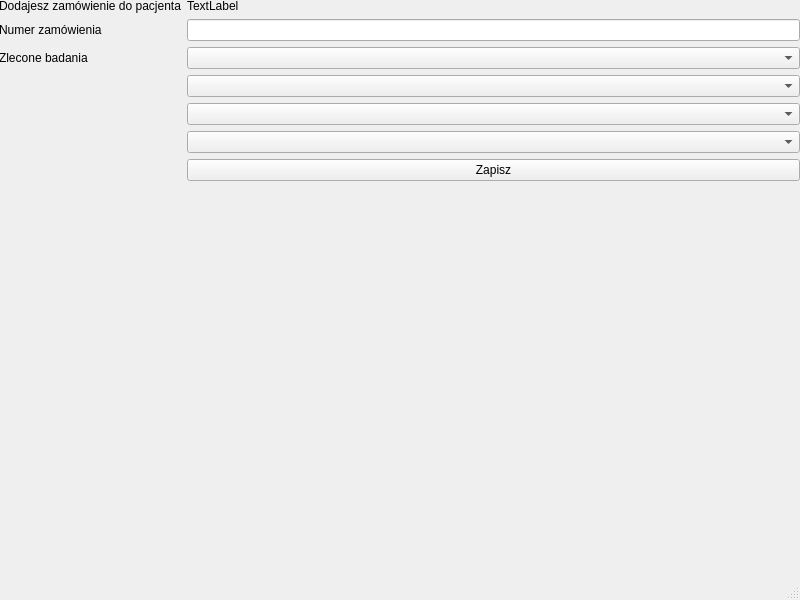
Qt form AddOrder.ui (BD-lab/gui) before a commit.
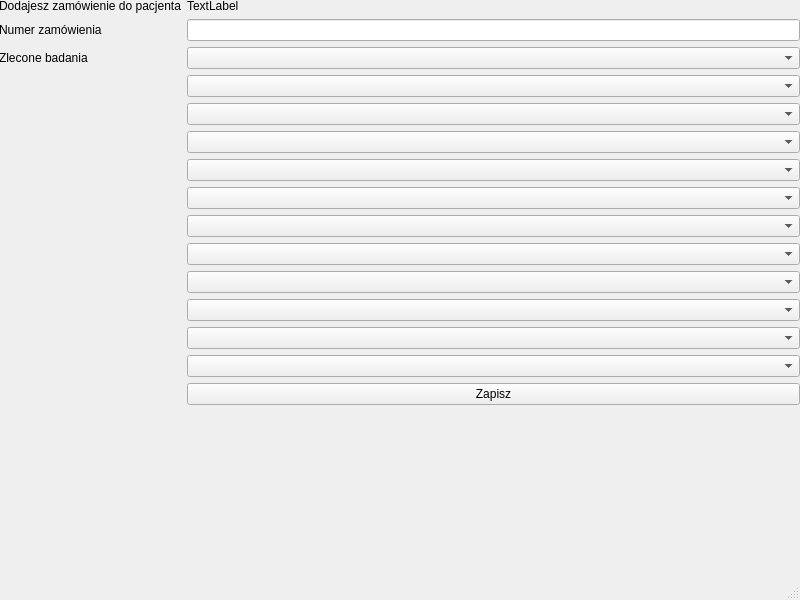
The same form after that commit.

Commit message: more comboxes, more mMORE

What changed in the file:
```diff
--- a/AddOrder.ui
+++ b/AddOrder.ui
@@ -55,7 +55,7 @@
        </property>
       </widget>
      </item>
-     <item row="6" column="1">
+     <item row="14" column="1">
       <widget class="QPushButton" name="saveButton">
        <property name="text">
         <string>Zapisz</string>
@@ -74,13 +74,37 @@
      <item row="5" column="1">
       <widget class="QComboBox" name="comboBox_4"/>
      </item>
-     <item row="7" column="1">
+     <item row="15" column="1">
       <widget class="QLabel" name="info">
        <property name="text">
         <string/>
        </property>
       </widget>
      </item>
+     <item row="6" column="1">
+      <widget class="QComboBox" name="comboBox_5"/>
+     </item>
+     <item row="7" column="1">
+      <widget class="QComboBox" name="comboBox_6"/>
+     </item>
+     <item row="8" column="1">
+      <widget class="QComboBox" name="comboBox_7"/>
+     </item>
+     <item row="9" column="1">
+      <widget class="QComboBox" name="comboBox_8"/>
+     </item>
+     <item row="10" column="1">
+      <widget class="QComboBox" name="comboBox_9"/>
+     </item>
+     <item row="11" column="1">
+      <widget class="QComboBox" name="comboBox_10"/>
+     </item>
+     <item row="12" column="1">
+      <widget class="QComboBox" name="comboBox_11"/>
+     </item>
+     <item row="13" column="1">
+      <widget class="QComboBox" name="comboBox_12"/>
+     </item>
     </layout>
    </widget>
   </widget>
```
The commit also changes 1 other file.
